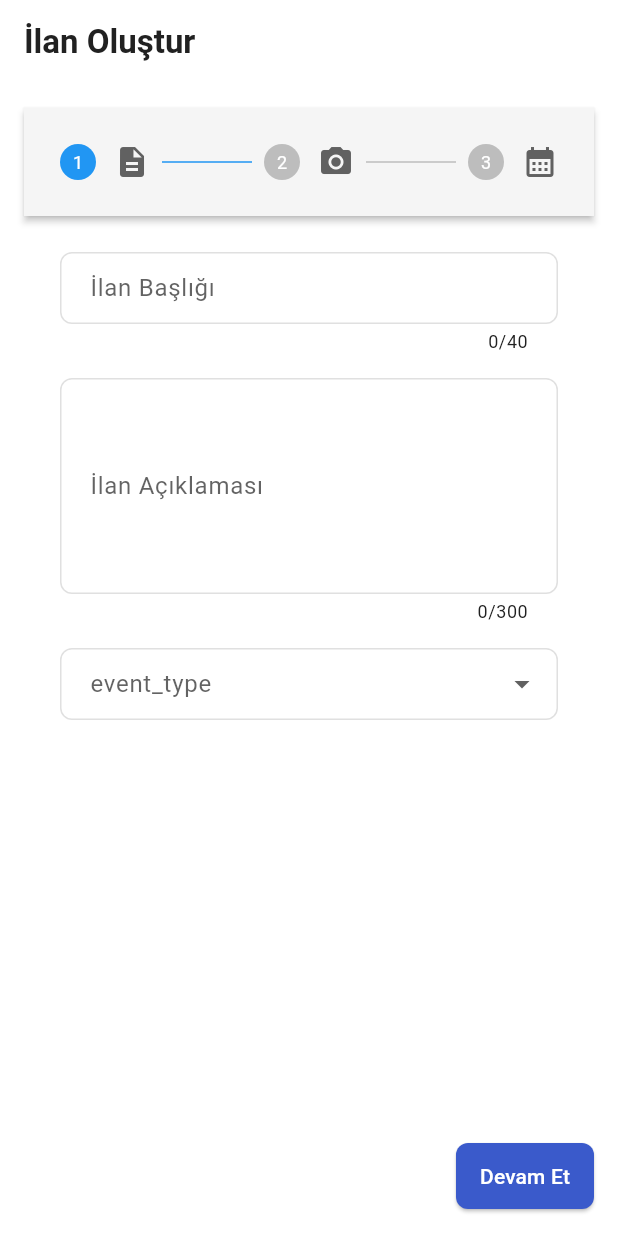
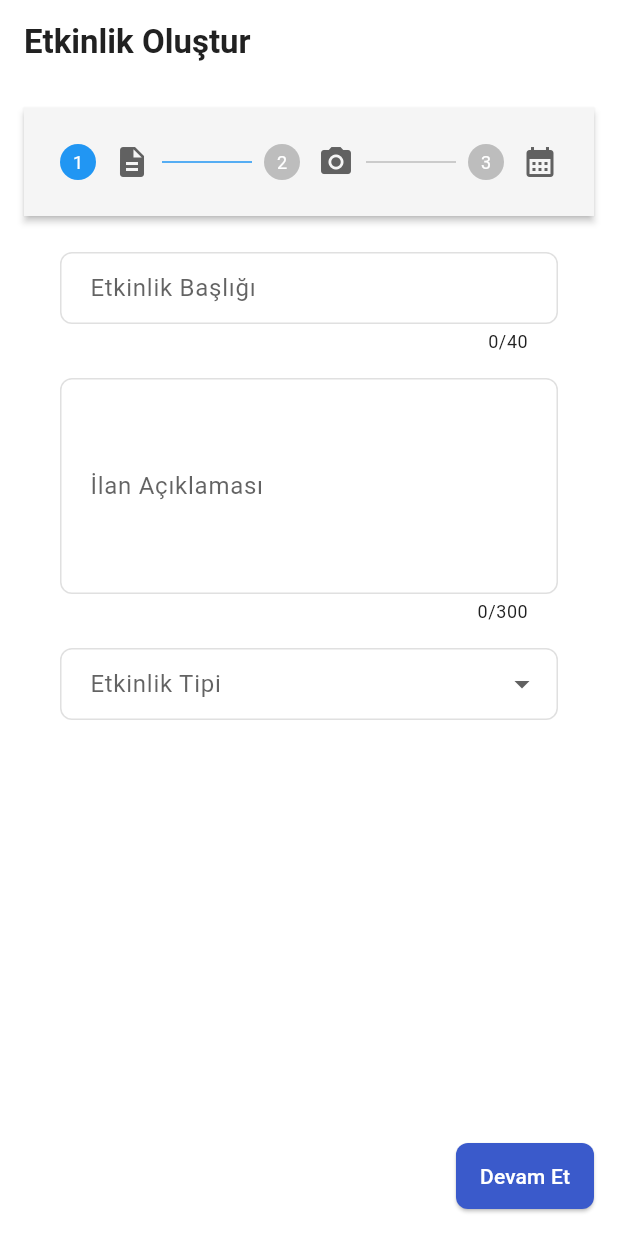
Before and after one commit to Alpaslandev/Palse, a Flutter app: the CreateAdvertView screen opened by its route, on a phone screen of 412 x 824 dp. Run offline on Flutter 3.47's test engine with Material 3 defaults, Android fonts, the phone set to English and light mode, and no system bars; our stand-ins replace cached_network_image, cloud_firestore, dio, firebase_auth, firebase_core, firebase_messaging and 8 more; missing offline and left inert: purchases_flutter, purchases_ui_flutter; accounts and stored records are empty; statements that could not run were skipped.

Commit message:
Çoklu Platform Desteği ve Abonelik Entegrasyonu Güncellemeleri
- RevenueCAT UI ve Flutter paketlerini güncelle
- Android ve iOS için minimum SDK sürümünü yükselt
- URL launcher ve platform uyumluluğu için gerekli konfigürasyonları ekle
- FlutterFragmentActivity'e geçiş yap
- Lokalizasyon ve URL yönlendirmeleri için güncellemeler
- Doğrulama ekranı ve premium abonelik için yeni rota ekle

```diff
--- a/lib/core/localization/lang/en.dart
+++ b/lib/core/localization/lang/en.dart
@@ -60,6 +60,27 @@ const Map<String, String> en = {
   'send_message': 'Send Message',
   'report_abuse': 'Report Abuse',
   'comments': 'Comments',
+
+  // Create Advert
+  'create_advert': 'Create Advert',
+  'event_type': 'Event Type',
+  'event_description': 'Event Description',
+  'event_date': 'Event Date',
+  'event_location': 'Event Location',
+  'please_select_event_date': 'Please select an event date',
+  'please_select_event_location': 'Please select an event location',
+  'event_title': 'Event Title',
+  'event_title_required': 'Event title is required',
+  'event_title_min_length': 'Event title must be at least 15 characters',
+  'event_description_required': 'Event description is required',
+  'event_description_min_length': 'Event description must be at least 15 characters',
+  'event_type_required': 'Please select an event type',
+  'only_premium_users_can_select_photo': 'Only premium users can select a photo',
+  'premium_subscription': 'Premium Subscription',
+  'select_photo': 'Select Photo',
+  'use_ready_photo': 'Use Ready Photo',
+  'finish': 'Finish',
+  'back': 'Back',
 
   // Profile
   'edit_profile': 'Edit Profile',
@@ -202,6 +223,11 @@ const Map<String, String> en = {
   'category_items_trade': 'Item Trading',
   'category_other': 'Other',
 
+  // Gender
+  'gender_male': 'Male',
+  'gender_female': 'Female',
+  'gender_others': 'Others',
+
   // Rank translations
   'rank_beginner': '🌟 Discovery Beginner',
   'rank_explorer': '🔍 Social Explorer',
--- a/lib/core/localization/lang/tr.dart
+++ b/lib/core/localization/lang/tr.dart
@@ -50,6 +50,27 @@ const Map<String, String> tr = {
   'send_message': 'Mesaj Gönder',
   'report_abuse': 'Kötüye Kullanım Bildir',
   'comments': 'Yorumlar',
+
+  // Etkinlik Oluşturma
+  'create_advert': 'Etkinlik Oluştur',
+  'event_type': 'Etkinlik Tipi',
+  'event_description': 'İlan Açıklaması',
+  'event_date': 'Etkinlik Tarihi',
+  'event_location': 'Etkinlik Konumu',
+  'please_select_event_date': 'Lütfen etkinlik tarihini seçin',
+  'please_select_event_location': 'Lütfen etkinlik konumunu seçin',
+  'event_title': 'Etkinlik Başlığı',
+  'event_title_required': 'Etkinlik başlığı gerekli',
+  'event_title_min_length': 'Etkinlik başlığı en az 15 karakter olmalı',
+  'event_description_required': 'İlan açıklaması gerekli',
+  'event_description_min_length': 'İlan açıklaması en az 15 karakter olmalı',
+  'event_type_required': 'Etkinlik tipi seçiniz',
+  'select_photo': 'Fotoğraf Seç',
+  'use_ready_photo': 'Hazır Fotoğraf Kullan',
+  'only_premium_users_can_select_photo': 'Yalnızca premium üyeler fotoğraf seçebilir.',
+  'premium_subscription': 'Premium Abonelik',
+  'finish': 'Tamamla',
+  'back': 'Geri',
 
   // Mesajlar
   'no_messages': 'Henüz mesaj yok',
@@ -202,6 +223,11 @@ const Map<String, String> tr = {
   'category_items_trade': 'Eşya Alım/Satım',
   'category_other': 'Diğer',
 
+  // Gender
+  'gender_male': 'Erkek',
+  'gender_female': 'Kadın',
+  'gender_others': 'Diğer',
+
   // Rütbe/Ünvan çevirileri
   'rank_beginner': '🌟 Keşfe Başlayan',
   'rank_explorer': '🔍 Sosyal Keşifçi',
--- a/lib/core/models/customer.dart
+++ b/lib/core/models/customer.dart
@@ -4,19 +4,46 @@ import 'package:palseapp/core/constant/categories.dart';
 import 'package:palseapp/core/helper/categorie_parse.dart';
 import 'package:palseapp/core/helper/date_parse.dart';
 import 'package:palseapp/core/helper/location_parse.dart';
+import 'package:palseapp/core/localization/app_localizations.dart';
 import 'package:palseapp/core/models/comment_model.dart';
 import 'package:palseapp/core/models/location_model.dart';
 import 'package:palseapp/core/models/chat_model.dart';
 
 enum Gender {
-  male(icon: 'assets/images/male.png', trName: 'Erkek', enName: 'Male'),
-  female(icon: 'assets/images/female.png', trName: 'Kadın', enName: 'Female'),
-  others(icon: 'assets/images/others.png', trName: 'Diğer', enName: 'Others');
+  male(icon: 'assets/images/male.png', textKey: 'gender_male'),
+  female(icon: 'assets/images/female.png', textKey: 'gender_female'),
+  others(icon: 'assets/images/others.png', textKey: 'gender_others');
 
-  const Gender({required this.icon, required this.trName, required this.enName});
+  const Gender({required this.icon, required this.textKey});
   final String icon;
-  final String trName;
-  final String enName;
+  final String textKey;
+
+  // Gender enum'ını string değerden elde etmek için yardımcı metot
+  static Gender fromString(String? value) {
+    if (value == null) return Gender.others;
+
+    // Lowercase ve trim işlemi yap
+    final normalized = value.toLowerCase().trim();
+
+    // Yaygın değerleri kontrol et
+    if (normalized == 'male' || normalized == 'erkek' || normalized == 'm') {
+      return Gender.male;
+    } else if (normalized == 'female' || normalized == 'kadın' || normalized == 'kadin' || normalized == 'f') {
+      return Gender.female;
+    }
+
+    // Enum adını kontrol et
+    try {
+      return Gender.values.byName(normalized);
+    } catch (_) {
+      return Gender.others;
+    }
+  }
+
+  // Çevirilmiş metni döndüren getter
+  String getText(BuildContext context) {
+    return context.tr(textKey);
+  }
 }
 
 class Customer {
@@ -112,32 +139,9 @@ class Customer {
       chatMap[otherUserId] = Chat.fromUserDocument(summaryJson);
     });
 
-    Gender parseGender(dynamic genderData) {
-      if (genderData == null) return Gender.others;
-
-      // String ise
-      if (genderData is String) {
-        // Küçük harfe çevir ve boşlukları temizle
-        String normalizedGender = genderData.toLowerCase().trim();
-
-        // Farklı yazım şekillerini kontrol et
-        if (normalizedGender == 'male' || normalizedGender == 'erkek' || normalizedGender == 'm') {
-          return Gender.male;
-        } else if (normalizedGender == 'female' || normalizedGender == 'kadın' || normalizedGender == 'kadin' || normalizedGender == 'f') {
-          return Gender.female;
-        }
-
-        // Enum adını doğrudan kontrol et (try-catch ile güvenli hale getir)
-        try {
-          return Gender.values.byName(normalizedGender);
-        } catch (e) {
-          // Hata durumunda varsayılan değer
-          return Gender.others;
-        }
-      }
-
-      return Gender.others;
-    }
+    // Gender değerini önceden normalize edelim
+    final genderValue = parsedJson['gender'];
+    final normalizedGender = genderValue != null ? Gender.fromString(genderValue.toString()) : Gender.others;
 
     try {
       return Customer(
@@ -160,7 +164,7 @@ class Customer {
         adverts: parsedJson['adverts'] != null ? List<String>.from(parsedJson['adverts']) : [],
         verification: parsedJson['verification'] ?? false,
         isPremium: parsedJson['isPremium'] ?? false,
-        gender: parsedJson['gender'] != null ? parseGender(parsedJson['gender']) : Gender.others,
+        gender: normalizedGender, // Normalize edilmiş gender değerini kullan
         birthday: parsedJson['birthday'] != null ? parseDateTime(parsedJson['birthday'], parsedJson['birthdayTime']) : null,
         chatMap: chatMap,
         profileViewers: parsedJson['profileViewers'] != null ? List<String>.from(parsedJson['profileViewers']) : [],
@@ -194,7 +198,7 @@ class Customer {
       'isPremium': isPremium ?? false,
       'blockUsers': blockUsers ?? [],
       'profileViewers': profileViewers ?? [],
-      'gender': gender?.name ?? Gender.others.name,
+      'gender': gender?.name.toLowerCase() ?? Gender.others.name.toLowerCase(),
       'birthday': birthday != null ? Timestamp.fromDate(birthday!) : null,
       'favoriteCategories': favoriteCategories?.map((category) => category.name).toList() ?? [],
       'favoriteAdverts': favoriteAdverts ?? [],
--- a/lib/core/routes/app_router.dart
+++ b/lib/core/routes/app_router.dart
@@ -25,6 +25,7 @@ import 'package:palseapp/features/profile_setup_steps/view/profile_setup_view.da
 import 'package:palseapp/features/settings/view/edit_profile.dart';
 import 'package:palseapp/features/settings/view/language_settings_view.dart';
 import 'package:palseapp/features/settings/view/settings_view.dart';
+import 'package:palseapp/features/settings/view/widgets/verified_screen.dart';
 import 'package:palseapp/features/splash/splash_view.dart';
 import 'package:palseapp/features/subscription/view/subscription_view.dart';
 
@@ -162,6 +163,11 @@ class AppRouter {
               builder: (context, state) => const LanguageSettingsView(),
             ),
           ],
+        ),
+        GoRoute(
+          path: "/verified",
+          name: verified,
+          builder: (context, state) => const VerifiedScreen(),
         ),
         ShellRoute(
           navigatorKey: _shellNavigatorKey,
--- a/lib/core/routes/routes.dart
+++ b/lib/core/routes/routes.dart
@@ -14,6 +14,7 @@ const String editNotification = 'editNotification';
 const String languageSettings = 'languageSettings';
 const String leaderBoard = 'leaderBoard';
 const String xpEvents = '/xpEvents';
+const String verified = 'verified';
 
 const String filter = '/filter';
 
--- a/lib/features/create_advert/view/create_advert_view.dart
+++ b/lib/features/create_advert/view/create_advert_view.dart
@@ -80,15 +80,15 @@ class _CreateAdvertViewState extends State<CreateAdvertView> {
             children: [
               TextFormField(
                 focusNode: _titleFocusNode,
-                decoration: const InputDecoration(labelText: 'İlan Başlığı'),
+                decoration: InputDecoration(labelText: context.tr('event_title')),
                 maxLength: 40,
                 onChanged: (value) => viewModel.advertName = value,
                 validator: (value) {
                   if (value == null || value.isEmpty) {
-                    return 'İlan başlığı gerekli';
+                    return context.tr('event_title_required');
                   }
                   if (value.length < 15) {
-                    return 'İlan başlığı en az 15 karakter olmalı';
+                    return context.tr('event_title_min_length');
                   }
                   return null;
                 },
@@ -100,16 +100,16 @@ class _CreateAdvertViewState extends State<CreateAdvertView> {
               const SizedBox(height: 16),
               TextFormField(
                 focusNode: _descriptionFocusNode,
-                decoration: const InputDecoration(labelText: 'İlan Açıklaması'),
+                decoration: InputDecoration(labelText: context.tr('event_description')),
                 maxLines: 5,
                 maxLength: 300,
                 onChanged: (value) => viewModel.advertDescription = value,
                 validator: (value) {
                   if (value == null || value.isEmpty) {
-                    return 'İlan açıklaması gerekli';
+                    return context.tr('event_description_required');
                   }
                   if (value.length < 15) {
-                    return 'İlan açıklaması en az 15 karakter olmalı';
+                    return context.tr('event_description_min_length');
                   }
                   return null;
                 },
@@ -124,10 +124,11 @@ class _CreateAdvertViewState extends State<CreateAdvertView> {
                 decoration: InputDecoration(labelText: context.tr('event_type')),
                 value: viewModel.eventType,
                 items: Categories.values
-                    .map((Categories category) => DropdownMenuItem(value: category, child: Text(category.getText(context))))
+                    .map((Categories category) =>
+                        DropdownMenuItem(value: category, child: Text(category.getText(context), style: const TextStyle(fontSize: 12))))
                     .toList(),
                 onChanged: (value) => viewModel.setEventType(value),
-                validator: (value) => value == null ? 'Etkinlik tipi seçiniz' : null,
+                validator: (value) => value == null ? context.tr('event_type_required') : null,
               ),
             ],
           ),
@@ -150,22 +151,22 @@ class _CreateAdvertViewState extends State<CreateAdvertView> {
               onPressed: viewModel.authProvider.user?.isPremium == true
                   ? viewModel.pickImage
                   : () => ScaffoldMessenger.of(context).showSnackBar(SnackBar(
-                        content: Text('Yalnızca premium üyeler fotoğraf seçebilir.'),
+                        content: Text(context.tr('only_premium_users_can_select_photo')),
                         action: SnackBarAction(
-                            label: 'Premium ol',
+                            label: context.tr('premium_subscription'),
                             textColor: Colors.blue,
                             onPressed: () {
                               context.push(subscription);
                             }),
                       )),
               icon: const Icon(Icons.photo_camera),
-              label: const Text('Fotoğraf Seç'),
+              label: Text(context.tr('select_photo')),
             ),
             const SizedBox(height: 16),
             OutlinedButton.icon(
               onPressed: () => _showGallery(context, viewModel),
               icon: const Icon(Icons.photo_outlined),
-              label: const Text('Hazır Fotoğraf Kullan'),
+              label: Text(context.tr('use_ready_photo')),
             ),
           ],
         ),
@@ -177,7 +178,7 @@ class _CreateAdvertViewState extends State<CreateAdvertView> {
           children: [
             ListTile(
               leading: const Icon(Icons.calendar_today),
-              title: const Text('Etkinlik Zamanı'),
+              title: Text(context.tr('event_date')),
               subtitle: Text(DateFormat('dd/MM/yyyy HH:mm').format(viewModel.startDate ?? DateTime.now())),
               onTap: () => _selectDateTime(context, true, viewModel),
             ),
@@ -186,10 +187,9 @@ class _CreateAdvertViewState extends State<CreateAdvertView> {
               controller: viewModel.locationController,
               focusNode: _locationFocusNode,
               readOnly: true,
-              decoration: const InputDecoration(labelText: 'Etkinlik Konumu'),
+              decoration: InputDecoration(labelText: context.tr('event_location')),
               onTap: () async {
                 if (!mounted) return;
-                debugPrint('Konum alanına tıklandı');
                 final result = await showModalBottomSheet<LocationModel>(
                   context: context,
                   isScrollControlled: true,
@@ -199,7 +199,6 @@ class _CreateAdvertViewState extends State<CreateAdvertView> {
                     borderRadius: BorderRadius.vertical(top: Radius.circular(16)),
                   ),
                   builder: (context) {
-                    debugPrint('LocationSheet oluşturuldu');
                     return FractionallySizedBox(
                       heightFactor: 0.95,
                       child: const LocationSheet(),
@@ -207,12 +206,9 @@ class _CreateAdvertViewState extends State<CreateAdvertView> {
                   },
                 );
 
-                debugPrint('BottomSheet kapatıldı, sonuç: ${result != null ? "var" : "yok"}');
                 if (!mounted) return;
                 if (result != null) {
-                  debugPrint('Seçilen konum viewModel\'e aktarılıyor: ${result.toString()}');
                   viewModel.updateLocation(result);
-                  debugPrint('viewModel güncellendi');
                 }
               },
             ),
@@ -335,7 +331,7 @@ class _CreateAdvertViewState extends State<CreateAdvertView> {
             },
             child: Scaffold(
               appBar: AppBar(
-                title: const Text('İlan Oluştur'),
+                title: Text(context.tr('create_advert')),
               ),
               body: Padding(
                 padding: const EdgeInsets.all(16.0),
@@ -372,7 +368,7 @@ class _CreateAdvertViewState extends State<CreateAdvertView> {
                         TextButton.icon(
                           onPressed: viewModel.onStepCancel,
                           icon: const Icon(Icons.arrow_back),
-                          label: const Text('Geri', style: TextStyle(color: Colors.blue)),
+                          label: Text(context.tr('back'), style: const TextStyle(color: Colors.blue)),
                         )
                       else
                         const SizedBox.shrink(),
@@ -396,11 +392,11 @@ class _CreateAdvertViewState extends State<CreateAdvertView> {
                             // Son adımda tarih ve konum seçilmiş mi kontrol et
                             if (viewModel.startDate == null) {
                               ScaffoldMessenger.of(context).showSnackBar(
-                                const SnackBar(content: Text('Lütfen etkinlik zamanını seçin')),
+                                SnackBar(content: Text(context.tr('please_select_event_date'))),
                               );
                             } else if (viewModel.city.isEmpty || viewModel.district.isEmpty) {
                               ScaffoldMessenger.of(context).showSnackBar(
-                                const SnackBar(content: Text('Lütfen etkinlik konumunu seçin')),
+                                SnackBar(content: Text(context.tr('please_select_event_location'))),
                               );
                             } else {
                               try {
@@ -413,7 +409,7 @@ class _CreateAdvertViewState extends State<CreateAdvertView> {
                             }
                           }
                         },
-                        child: Text(viewModel.currentStep == 2 ? 'Tamamla' : 'Devam Et'),
+                        child: Text(viewModel.currentStep == 2 ? context.tr('finish') : context.tr('continue')),
                       ),
                     ],
                   ),
--- a/lib/features/settings/view/edit_profile.dart
+++ b/lib/features/settings/view/edit_profile.dart
@@ -196,6 +196,7 @@ class _EditProfileViewState extends State<EditProfileView> {
                     _buildTextField(
                       controller: viewModel.genderController,
                       label: context.tr('gender'),
+                      textKey: viewModel.user.gender?.textKey,
                       keyboardType: TextInputType.name,
                       readOnly: true,
                       prefixIcon: Icons.female,
@@ -218,9 +219,10 @@ class _EditProfileViewState extends State<EditProfileView> {
     IconData? prefixIcon,
     VoidCallback? onTap,
     IconData? suffixIcon,
+    String? textKey,
   }) {
     return TextField(
-      controller: controller,
+      controller: textKey != null ? TextEditingController(text: context.tr(textKey)) : controller,
       decoration: InputDecoration(
         labelText: label,
         border: const OutlineInputBorder(),
--- a/lib/features/settings/viewmodel/edit_profile_view_model.dart
+++ b/lib/features/settings/viewmodel/edit_profile_view_model.dart
@@ -1,5 +1,6 @@
 import 'package:flutter/material.dart';
 import 'package:image_picker/image_picker.dart';
+import 'package:palseapp/core/localization/app_localizations.dart';
 import 'package:palseapp/core/models/customer.dart';
 import 'package:palseapp/core/models/location_model.dart';
 import 'package:palseapp/core/services/firestore/customer_service.dart';
@@ -86,7 +87,7 @@ class EditProfileViewModel extends ChangeNotifier {
     }
 
     // Cinsiyet alanını daha güvenli şekilde güncelle
-    genderController.text = user.gender?.trName ?? '';
+    genderController.text = user.gender?.textKey ?? '';
   }
 
   @override
--- a/pubspec.yaml
+++ b/pubspec.yaml
@@ -33,8 +33,11 @@ dependencies:
 
   flutter_svg: ^2.0.17
 
+  url_launcher: ^6.3.1
+
   cached_network_image: ^3.4.1
-  purchases_flutter: ^8.5.1
+  purchases_flutter: ^8.6.0
+  purchases_ui_flutter: ^8.6.0
 
   intl: 0.19.0
 
```
Also changed, not shown: lib/core/constant/app_constant.dart (+5 -5 lines), lib/core/models/advert.dart (+6 -2 lines), lib/core/widgets/project_app_bar.dart (+19 -2 lines), lib/features/home/widgets/filter_view.dart (+31 -10 lines), lib/features/profile/view/profile_view.dart (+9 -1 lines), lib/features/settings/view/settings_view.dart (+11 -4 lines), lib/features/settings/view/widgets/verified_screen.dart (added, +451 -0 lines), pubspec.lock, 131 other files.
